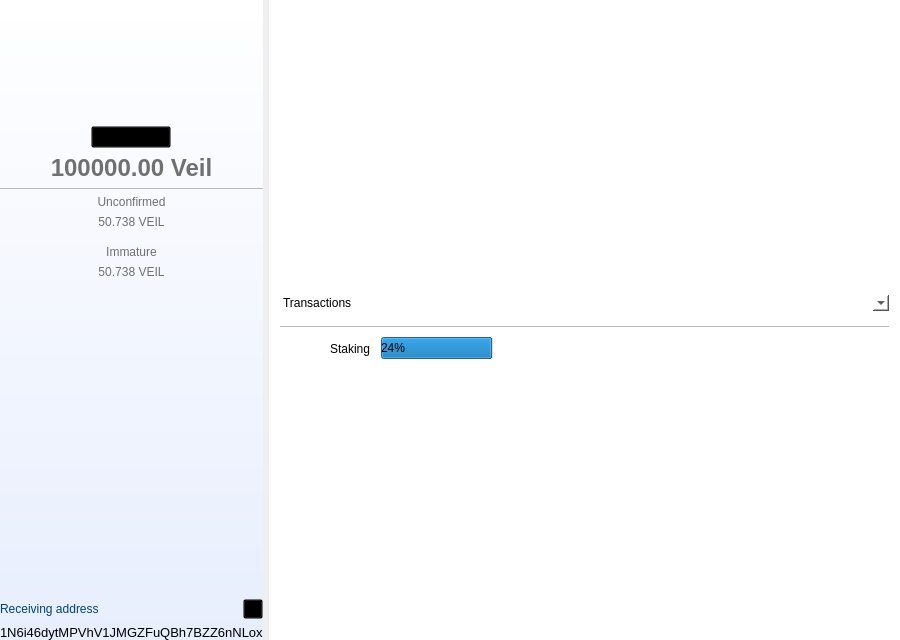
Above: src/qt/veil/forms/mainwindow.ui from Veil-Project/veil before the change. Below: the same form after it.
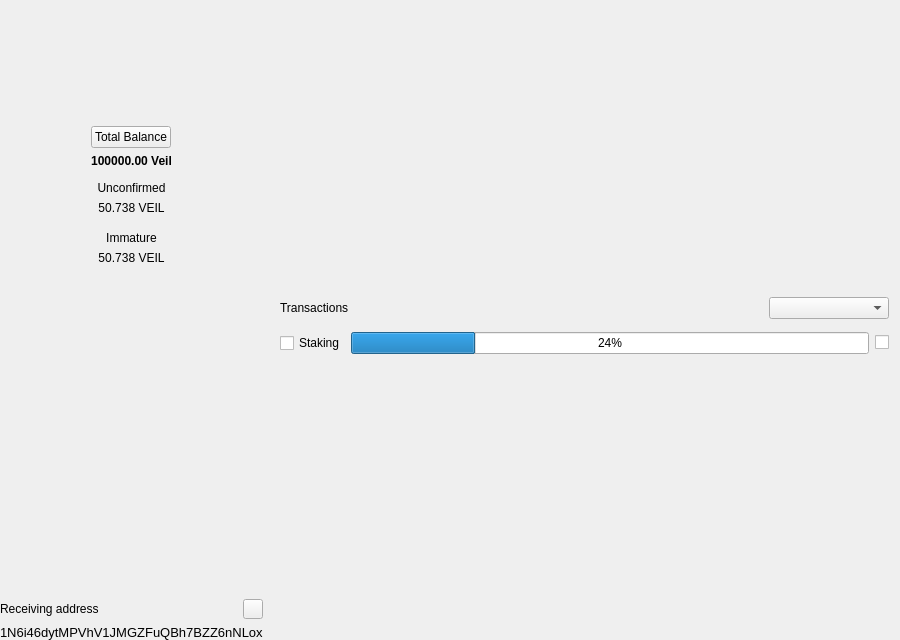
That is the form after the change. Icons and pictures are not drawn.

Diff of the .ui file:
```diff
--- a/src/qt/veil/forms/mainwindow.ui
+++ b/src/qt/veil/forms/mainwindow.ui
@@ -42,12 +42,6 @@
      </property>
      <item>
       <widget class="QWidget" name="containerBalance" native="true">
-       <property name="styleSheet">
-        <string notr="true">#containerBalance{
-  border: none;
-  background-color: qlineargradient(y1:0, y2: 1, stop: 0 #ffffff, stop: 1 #e7eefd);
-}</string>
-       </property>
        <layout class="QVBoxLayout" name="verticalLayout">
         <property name="leftMargin">
          <number>0</number>
@@ -126,9 +120,6 @@
               <property name="toolTip">
                <string/>
               </property>
-              <property name="styleSheet">
-               <string notr="true">background-color:transparent;</string>
-              </property>
               <property name="text">
                <string>Total Balance</string>
               </property>
@@ -144,13 +135,6 @@
                   <verstretch>0</verstretch>
                  </sizepolicy>
                 </property>
-                <property name="styleSheet">
-                 <string notr="true">#labelBalance{
-background-color: transparent;
-color: #707070;
-font-size: 24px;
-}</string>
-                </property>
                 <property name="text">
                  <string>&lt;html&gt;&lt;head/&gt;&lt;body&gt;&lt;p&gt;&lt;span style=&quot; font-size:medium; font-weight:600;&quot;&gt;100000.00 Veil&lt;/span&gt;&lt;/p&gt;&lt;/body&gt;&lt;/html&gt;</string>
                 </property>
@@ -167,9 +151,6 @@
                   <height>1</height>
                  </size>
                 </property>
-                <property name="styleSheet">
-                 <string notr="true">background-color:#bababa;</string>
-                </property>
                 <property name="text">
                  <string/>
                 </property>
@@ -177,10 +158,6 @@
               </item>
               <item>
                <widget class="QLabel" name="label_2">
-                <property name="styleSheet">
-                 <string notr="true">background-color: transparent;
-   color: #707070;</string>
-                </property>
                 <property name="text">
                  <string>Unconfirmed</string>
                 </property>
@@ -191,10 +168,6 @@
               </item>
               <item>
                <widget class="QLabel" name="labelUnspendable">
-                <property name="styleSheet">
-                 <string notr="true">background-color: transparent;
-   color: #707070;</string>
-                </property>
                 <property name="text">
                  <string>50.738 VEIL</string>
                 </property>
@@ -221,10 +194,6 @@
               </item>
               <item>
                <widget class="QLabel" name="label_5">
-                <property name="styleSheet">
-                 <string notr="true">background-color: transparent;
-   color: #707070;</string>
-                </property>
                 <property name="text">
                  <string>Immature</string>
                 </property>
@@ -235,10 +204,6 @@
               </item>
               <item>
                <widget class="QLabel" name="labelInmature">
-                <property name="styleSheet">
-                 <string notr="true">background-color: transparent;
-   color: #707070;</string>
-                </property>
                 <property name="text">
                  <string>50.738 VEIL</string>
                 </property>
@@ -296,10 +261,6 @@
                   <property name="enabled">
                    <bool>true</bool>
                   </property>
-                  <property name="styleSheet">
-                   <string notr="true">   background-color: transparent;
-   color: #004377;</string>
-                  </property>
                   <property name="text">
                    <string>Receiving address</string>
                   </property>
@@ -313,9 +274,6 @@
                     <height>20</height>
                    </size>
                   </property>
-                  <property name="styleSheet">
-                   <string notr="true">   background-color: transparent;</string>
-                  </property>
                   <property name="text">
                    <string/>
                   </property>
@@ -359,11 +317,6 @@
      </item>
      <item>
       <widget class="QStackedWidget" name="stackedWidget">
-       <property name="styleSheet">
-        <string notr="true">border: none;
-padding: 0em 0em;
-background-color: #fff;</string>
-       </property>
        <widget class="QWidget" name="stackFirst">
         <layout class="QVBoxLayout" name="verticalLayout_3">
          <property name="bottomMargin">
@@ -375,9 +328,6 @@
             <layout class="QHBoxLayout" name="horizontalLayout_3">
              <item>
               <widget class="QLabel" name="title">
-               <property name="styleSheet">
-                <string notr="true">padding:10 0 10 0;</string>
-               </property>
                <property name="text">
                 <string>Transactions</string>
                </property>
@@ -413,9 +363,6 @@
                <property name="layoutDirection">
                 <enum>Qt::LeftToRight</enum>
                </property>
-               <property name="styleSheet">
-                <string notr="true"/>
-               </property>
               </widget>
              </item>
             </layout>
@@ -428,9 +375,6 @@
                <height>1</height>
               </size>
              </property>
-             <property name="styleSheet">
-              <string notr="true">background-color:#bababa;</string>
-             </property>
              <property name="text">
               <string/>
              </property>
@@ -440,24 +384,6 @@
             <layout class="QHBoxLayout" name="horizontalLayout_4">
              <item>
               <widget class="QCheckBox" name="checkStacking">
-               <property name="styleSheet">
-                <string notr="true">
-#checkStacking::indicator {
-    border: 0;
-    background: none;
-}
-
-#checkStacking {
-background-image: url(&quot;:/icons/ic-switch-off&quot;) ;
-background-repeat:no-repeat;
-background-position:left center;
-padding:8 4 8 30px;
-}
-
-#checkStacking:checked {
-background-image: url(&quot;:/icons/ic-switch-on&quot;) ;
-}</string>
-               </property>
                <property name="text">
                 <string>Staking</string>
                </property>
@@ -474,9 +400,6 @@
                <property name="autoFillBackground">
                 <bool>false</bool>
                </property>
-               <property name="styleSheet">
-                <string notr="true"/>
-               </property>
                <property name="value">
                 <number>24</number>
                </property>
@@ -490,24 +413,6 @@
              </item>
              <item>
               <widget class="QCheckBox" name="checkWatch">
-               <property name="styleSheet">
-                <string notr="true">
-#checkWatch::indicator {
-    border: 0;
-    background: none;
-}
-
-#checkWatch {
-background-image: url(&quot;:/icons/ic-watch-off&quot;) ;
-background-repeat:no-repeat;
-background-position:center;
-padding:4 8 4 8;
-}
-
-#checkWatch:checked {
-background-image: url(&quot;:/icons/ic-watch-on&quot;) ;
-}</string>
-               </property>
                <property name="text">
                 <string/>
                </property>
```
Left out of the diff: 11 changed lines with no effect on the pictures.
